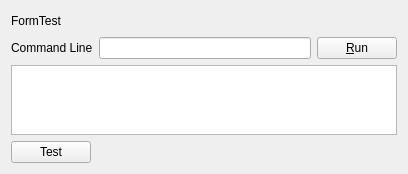
First picture: the form in formtest.ui, repository newey499/qiptables, before the edit.
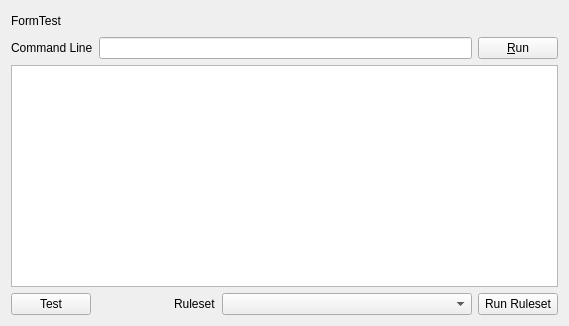
Second picture: the form after the edit.

Commit message: 1) Create shell scripts during install. 2) Provide ability to run shell scripts by specifying the script in    the ruleset table. 3) Refactor some methods from database class to install class.

Patch:
```diff
--- a/formtest.ui
+++ b/formtest.ui
@@ -6,8 +6,8 @@
    <rect>
     <x>0</x>
     <y>0</y>
-    <width>408</width>
-    <height>168</height>
+    <width>569</width>
+    <height>326</height>
    </rect>
   </property>
   <property name="windowTitle">
@@ -84,6 +84,30 @@
        </property>
       </spacer>
      </item>
+     <item>
+      <widget class="QLabel" name="label_3">
+       <property name="text">
+        <string>Ruleset</string>
+       </property>
+      </widget>
+     </item>
+     <item>
+      <widget class="QComboBox" name="cbxRuleset">
+       <property name="minimumSize">
+        <size>
+         <width>250</width>
+         <height>0</height>
+        </size>
+       </property>
+      </widget>
+     </item>
+     <item>
+      <widget class="QPushButton" name="btnRunRuleset">
+       <property name="text">
+        <string>Run Ruleset</string>
+       </property>
+      </widget>
+     </item>
     </layout>
    </item>
   </layout>
```
Left out of the diff: 49 changed lines with no effect on the pictures. The commit also changes 77 other files.
